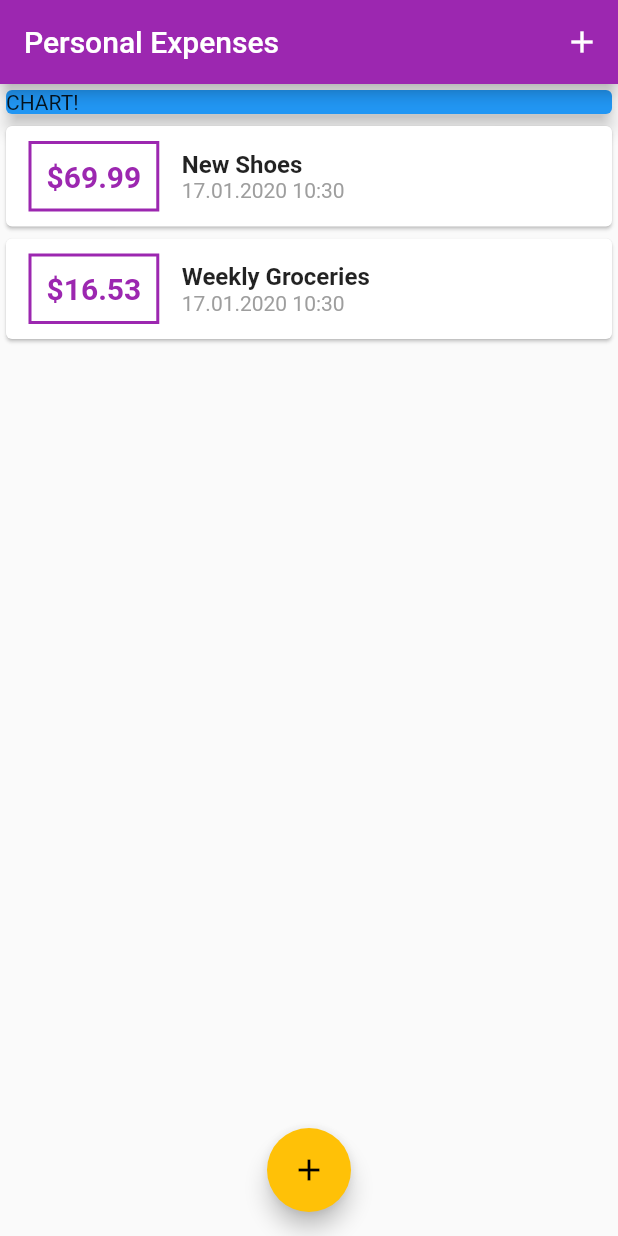
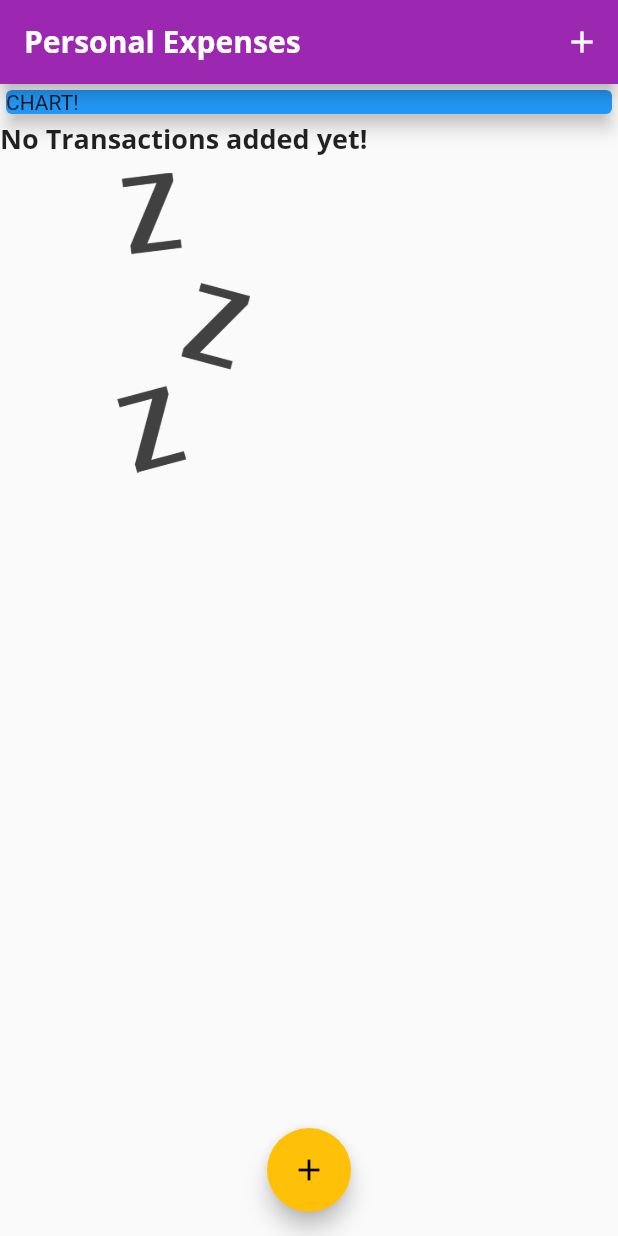
Before and after one commit to ikrs/personal_expenses_app, a Flutter app: the screen it shows after launch, on a phone screen of 412 x 824 dp. Run offline on Flutter 3.47's test engine with Material 2 defaults, Android fonts, the phone set to English and light mode, and no system bars.

Commit message:
added custom fonts and images

```diff
--- a/lib/main.dart
+++ b/lib/main.dart
@@ -17,6 +17,23 @@ class MyApp extends StatelessWidget {
       theme: ThemeData(
         primarySwatch: Colors.purple,
         accentColor: Colors.amber,
+        fontFamily: 'Quicksand',
+        textTheme: ThemeData.light().textTheme.copyWith(
+              title: TextStyle(
+                fontFamily: 'OpenSans',
+                fontWeight: FontWeight.bold,
+                fontSize: 18,
+              ),
+            ),
+        appBarTheme: AppBarTheme(
+          textTheme: ThemeData.light().textTheme.copyWith(
+                title: TextStyle(
+                  fontFamily: 'OpenSans',
+                  fontSize: 20,
+                  fontWeight: FontWeight.bold,
+                ),
+              ),
+        ),
       ),
       home: MyHomePage(),
     );
@@ -24,8 +41,6 @@ class MyApp extends StatelessWidget {
 }
 
 class MyHomePage extends StatefulWidget {
-  /* String titleInput;
-  String amountInput; */
   @override
   _MyHomePageState createState() => _MyHomePageState();
 }
@@ -33,7 +48,7 @@ class MyHomePage extends StatefulWidget {
 class _MyHomePageState extends State<MyHomePage> {
   //this variable holds a list of transactions
   final List<Transaction> _userTransactions = [
-    Transaction(
+    /* Transaction(
       id: 't1',
       title: 'New Shoes',
       amount: 69.99,
@@ -44,7 +59,7 @@ class _MyHomePageState extends State<MyHomePage> {
       title: 'Weekly Groceries',
       amount: 16.53,
       date: DateTime.now(),
-    ),
+    ), */
   ];
 
 /*   final titleController = TextEditingController();
@@ -54,7 +69,10 @@ class _MyHomePageState extends State<MyHomePage> {
   Widget build(BuildContext context) {
     return Scaffold(
       appBar: AppBar(
-        title: Text('Personal Expenses'),
+        title: Text(
+          'Personal Expenses',
+          style: TextStyle(fontFamily: 'OpenSans'),
+        ),
         actions: <Widget>[
           // adding icon button
           IconButton(
--- a/lib/widgets/transaction_list.dart
+++ b/lib/widgets/transaction_list.dart
@@ -16,7 +16,28 @@ class TransactionList extends StatelessWidget {
       // better then SingleChildScrollView
       // ListView(children:[]) loads all list items
       // ListView.builder() loads only whats visible = BETTER PERFORMANCE FOR LONG LISTS
-      child: ListView.builder(
+      child: transactions.isEmpty
+          ? Column(
+              children: <Widget>[
+                Text(
+                  'No Transactions added yet!',
+                  style: Theme.of(context).textTheme.title,
+                ),
+                //adding spaceing
+                SizedBox(
+                  height: 10,
+                ),
+                //adding image
+                Container(
+                  height: 200,
+                  child: Image.asset(
+                    'assets/images/waiting.png',
+                    fit: BoxFit.cover,
+                  ),
+                ),
+              ],
+            )
+          : ListView.builder(
               // children: transactions.map((transaction) // ListView(children: [])
               itemBuilder: (context, index) {
                 return Card(
@@ -51,13 +72,11 @@ class TransactionList extends StatelessWidget {
                         children: <Widget>[
                           Text(
                             transactions[index].title,
-                      style: TextStyle(
-                        fontSize: 16,
-                        fontWeight: FontWeight.bold,
-                      ),
+                            style: Theme.of(context).textTheme.title,
                           ),
                           Text(
-                      DateFormat('d.MM.y h:m').format(transactions[index].date),
+                            DateFormat('d.MM.y h:m')
+                                .format(transactions[index].date),
                             style: TextStyle(
                               color: Colors.grey,
                             ),
```
Also changed, not shown: pubspec.yaml (+13 -8 lines), assets/fonts/OpenSans-Bold.ttf (added), assets/fonts/OpenSans-Regular.ttf (added), assets/fonts/Quicksand-Bold.ttf (added), assets/fonts/Quicksand-Light.ttf (added), assets/fonts/Quicksand-Medium.ttf (added), assets/fonts/Quicksand-Regular.ttf (added), assets/images/waiting.png (added). Lines whose indentation alone changed are shown as unchanged.
